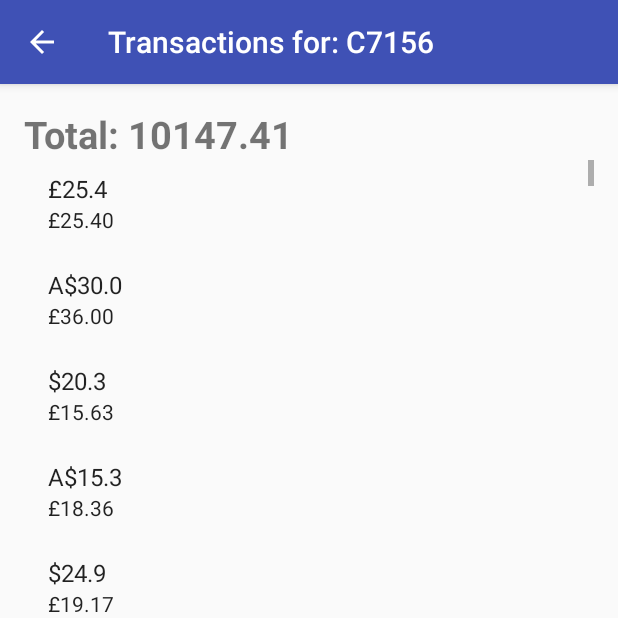
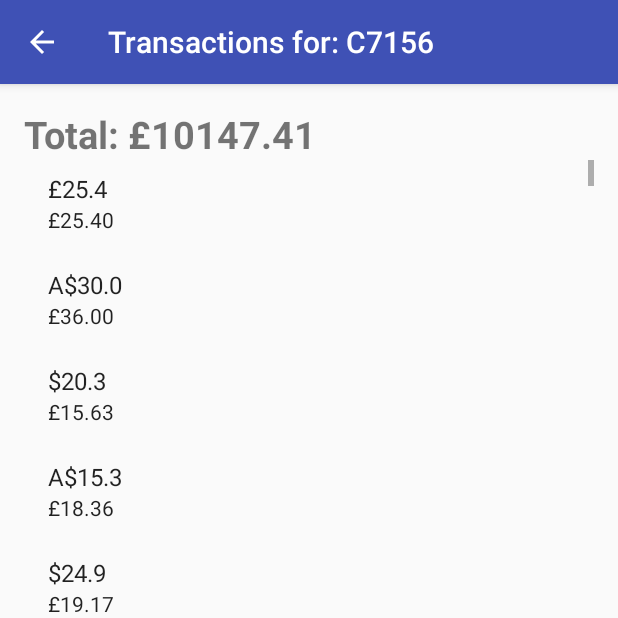
Before and after one commit to kosiara/stock-sales-example, an Android app: the screen it shows after launch (DetailsActivity), after a tap on "C7156", on a phone screen of 412 x 824 dp, the top half of it. Run offline under Robolectric (Android 15) with nearby library versions, the phone set to English and light mode, and no system bars; our stand-ins replace ButterKnife; 2 other taps on this screen came first.

Commit message:
hotfix: no pound sign in "total"

```diff
--- a/StockSales/app/src/main/java/com/bk/stocksales/adapter/ItemsRecyclerViewAdapter.java
+++ b/StockSales/app/src/main/java/com/bk/stocksales/adapter/ItemsRecyclerViewAdapter.java
@@ -137,7 +137,8 @@ public class ItemsRecyclerViewAdapter extends RecyclerViewAdapterBase<Item, Recy
                 sum += gdpAmount;
         }
         String prevTxt = totalTV.getText().toString().replace("0.00", "");
-        totalTV.setText(prevTxt + String.format(Locale.ENGLISH, "%.2f", sum));
+        totalTV.setText(prevTxt + Currency.getInstance("GBP").getSymbol() +
+                String.format(Locale.ENGLISH, "%.2f", sum));
     }
 
     public interface RecyclerViewActivity {
```
